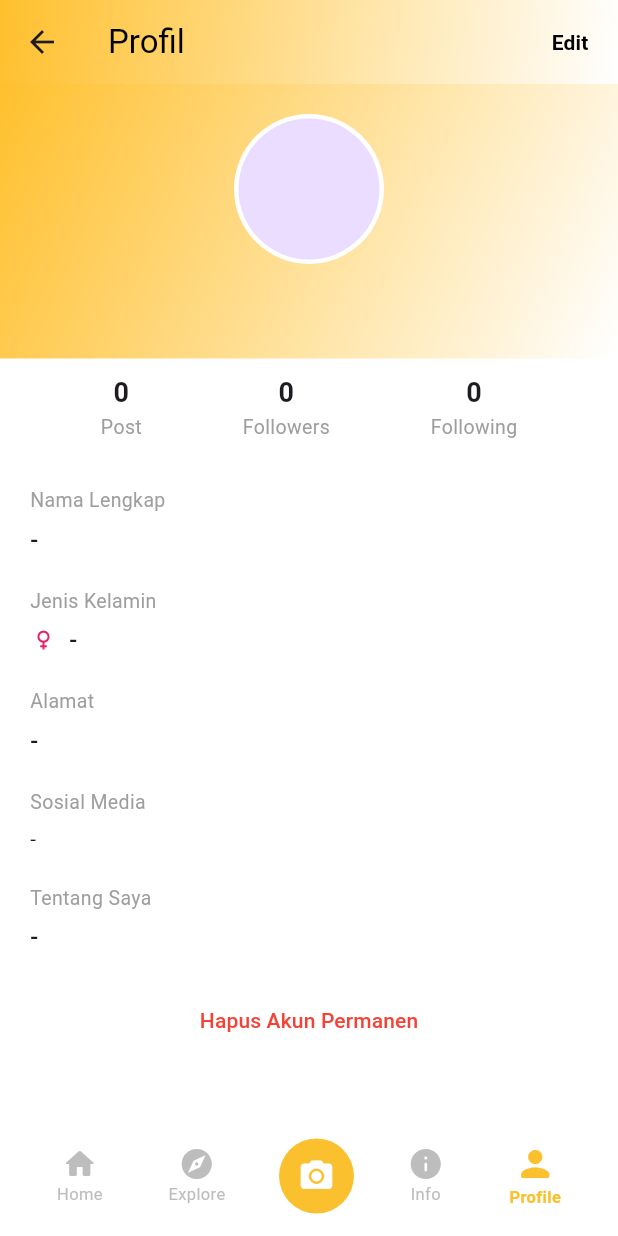
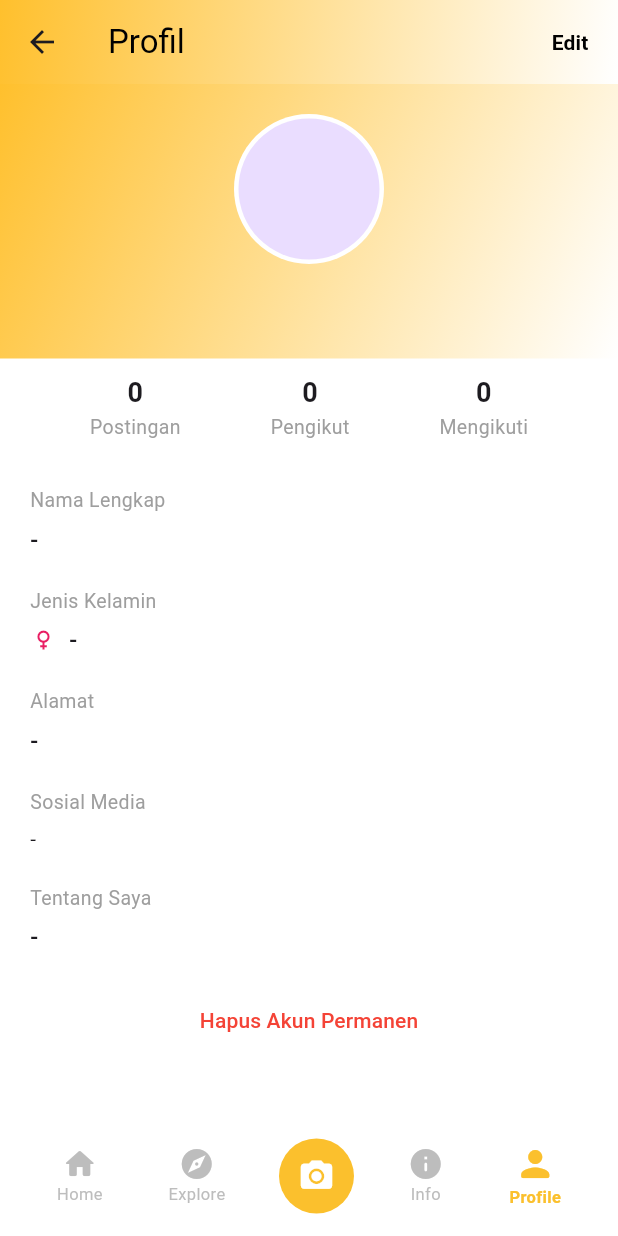
Before and after one commit to muhamadayeshaaulia/project_kelompok, a Flutter app: the ProfilePage screen opened by its route, on a phone screen of 412 x 824 dp. Run offline on Flutter 3.47's test engine with Material 3 defaults, Android fonts, the phone set to English and light mode, and no system bars; our stand-ins replace cloud_firestore, firebase_auth, firebase_core, flutter_dotenv, font_awesome_flutter, image_cropper and 4 more; missing offline and left inert: gal; accounts and stored records are empty.

Commit message:
merubah nama menjadi postingan pengikut dan mengikuti

```diff
--- a/lib/screen/profile_page.dart
+++ b/lib/screen/profile_page.dart
@@ -394,9 +394,9 @@ class _ProfilePageState extends State<ProfilePage> {
       child: Row(
         mainAxisAlignment: MainAxisAlignment.spaceEvenly,
         children: [
-          _statItem("Post", postCount),
-          _statItem("Followers", followerCount),
-          _statItem("Following", followingCount),
+          _statItem("Postingan", postCount),
+          _statItem("Pengikut", followerCount),
+          _statItem("Mengikuti", followingCount),
         ],
       ),
     );
```
